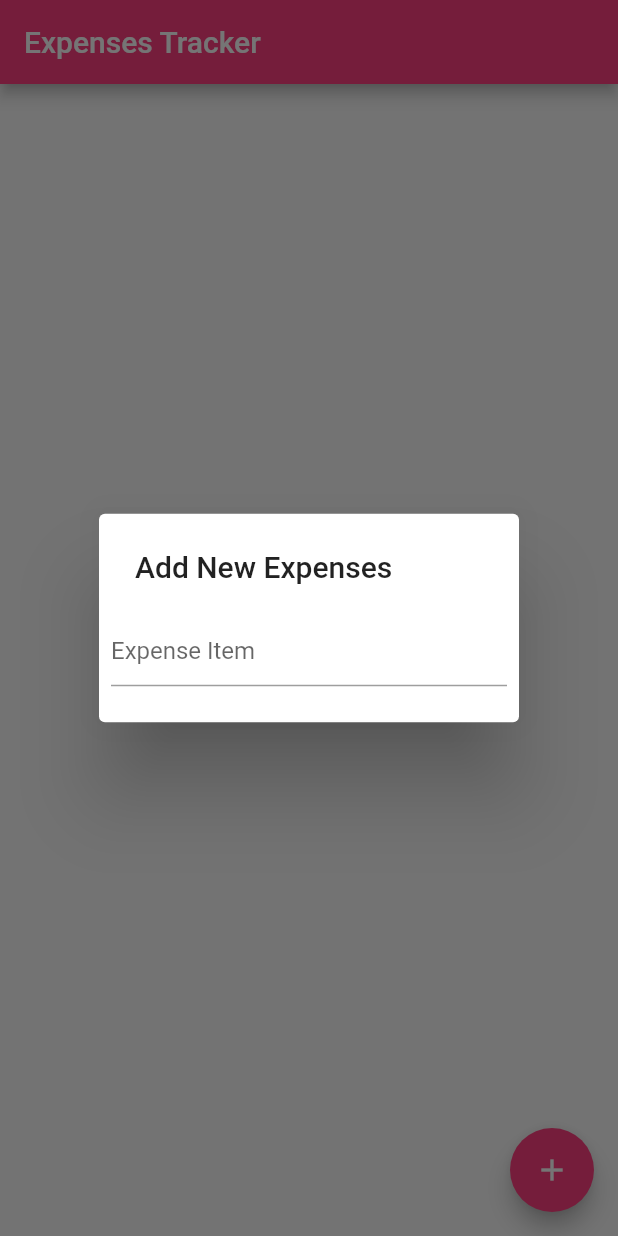
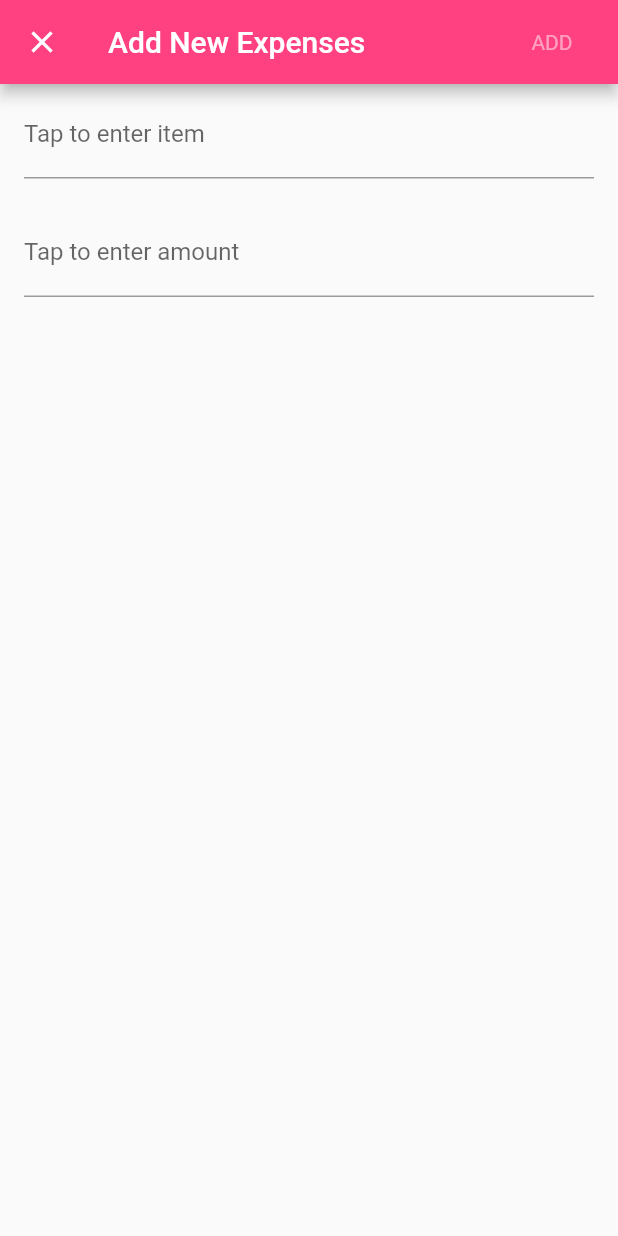
Before and after one commit to tattwei46/flutter_expenses_tracker, a Flutter app: the screen it shows after launch, after a tap on the "add" icon, on a phone screen of 412 x 824 dp. Run offline on Flutter 3.47's test engine with Material 2 defaults, Android fonts, the phone set to English and light mode, and no system bars.

Commit message:
FAB to show dialog for entering item and amount

```diff
--- a/lib/main.dart
+++ b/lib/main.dart
@@ -1,11 +1,9 @@
+import 'package:flutter/material.dart';
 import 'dart:async';
-
-import 'package:flutter/material.dart';
-import 'package:intl/intl.dart';
 
 void main() => runApp(new MyApp());
 
-class MyApp extends StatelessWidget{
+class MyApp extends StatelessWidget {
   @override
   Widget build(BuildContext context) {
     return new MaterialApp(
@@ -13,87 +11,143 @@ class MyApp extends StatelessWidget{
       theme: new ThemeData(
         primarySwatch: Colors.blue,
       ),
-      home: new MyHomePage(),
+      home: new MyHomePage(title: 'Expenses Tracker'),
     );
   }
 }
 
 class MyHomePage extends StatefulWidget {
+  MyHomePage({Key key, this.title}) : super(key: key);
+  final String title;
+
   @override
-  _MyHomePageState createState() => _MyHomePageState();
+  _MyHomePageState createState() => new _MyHomePageState();
 }
 
 class _MyHomePageState extends State<MyHomePage> {
-  int _total = 0;
-  var _now = new DateFormat.yMMMd().format(new DateTime.now());
-
-  void _addTotalExpenses() {
-    setState(() {
-      _total++;
-    });
-  }
-
-   void showAddExpensesDialog({ BuildContext context, Widget child }) {
-    showDialog(
-      context: context,
-      builder: (BuildContext context) => child,
-    );
-  }
+  List _items = [];
 
   @override
   Widget build(BuildContext context) {
     return new Scaffold(
       appBar: new AppBar(
-        title: new Text("Expenses Tracker"),
+        title: new Text(widget.title),
         backgroundColor: Colors.pinkAccent,
       ),
-      body: new Center(
-        child: new Column(
-          mainAxisAlignment: MainAxisAlignment.center,
+      body: new ListView.builder(
+        itemCount: _items.length,
+        itemBuilder: (BuildContext context, int position) {
+          //return new ListItem(_items[position]);
+          return getRow(position);
+        }),
+      floatingActionButton: new FloatingActionButton(
+        tooltip: 'Add Item',
+        backgroundColor: Colors.pinkAccent,
+        child: new Icon(Icons.add),
+        onPressed: () => _openDialogAddItem(),
+      ),
+    );
+  }
+
+  Widget getRow(int position) {
+    return new FlatButton(
+      child: new ListTile(
+        title: new Text(_items[position].text),
+        trailing: new Text(_items[position].number.toString()),
+      ),
+      onPressed: () {
+        setState(() {
+          _items.removeAt(position);
+        });
+      },
+    );
+  }
+
+  Future _openDialogAddItem() async {
+    ModelData data = await Navigator.of(context).push(
+      new MaterialPageRoute<ModelData>(
+        builder: (BuildContext context) {
+          return new DialogAddItem();
+        },
+        fullscreenDialog: true));
+
+    setState(() {
+      _items.add(data);
+    });
+  }
+}
+
+class DialogAddItem extends StatefulWidget {
+  @override
+  _DialogAddItemState createState() => new _DialogAddItemState();
+}
+
+class _DialogAddItemState extends State<DialogAddItem> {
+  bool _canSave = false;
+  ModelData _data = new ModelData.empty();
+
+  void _setCanSave(bool save) {
+    if (save != _canSave)
+      setState(() => _canSave = save);
+  }
+
+  @override
+  Widget build(BuildContext context) {
+    final ThemeData theme = Theme.of(context);
+
+    return new Scaffold(
+      appBar: new AppBar(
+          title: const Text('Add New Expenses'),
+          backgroundColor: Colors.pinkAccent,
+          actions: <Widget> [
+            new FlatButton(
+                child: new Text('ADD', style: theme.textTheme.body1.copyWith(color: _canSave ? Colors.white : new Color.fromRGBO(255, 255, 255, 0.5))),
+                onPressed: _canSave ? () { Navigator.of(context).pop(_data); } : null
+            )
+          ]
+      ),
+      body: new Form(
+        child: new ListView(
+          padding: const EdgeInsets.symmetric(vertical: 4.0, horizontal: 16.0),
           children: <Widget>[
-            new Text(
-              _now,
-              style: TextStyle(
-                fontSize: 22.0,
-                fontWeight: FontWeight.w300
+            new TextField(
+              decoration: const InputDecoration(
+                labelText: "Tap to enter item",
               ),
+              onChanged: (String value) {
+                _data.text = value;
+                _setCanSave(value.isNotEmpty);
+              },
             ),
-            new Text(
-              "\$$_total",
-              style: TextStyle(
-                fontSize: 30.0,
-                fontWeight: FontWeight.w300
-              ),),
-          ],
+            Padding(
+              padding: const EdgeInsets.fromLTRB(0.0,20.0,0.0,0.0),
+              child: new TextField(
+                decoration: const InputDecoration(
+                  labelText: "Tap to enter amount",
                 ),
-      ),
-      floatingActionButton: FloatingActionButton(
-        onPressed: () {
-              showAddExpensesDialog(
-                context: context,
-                child: new SimpleDialog(
-                  title: const Text(
-                    'Add New Expenses'),
-                  children: <Widget>[
-                    Padding(
-                      padding: const EdgeInsets.all(8.0),
-                      child: Column(
-                        children: <Widget>[
-                          TextField(
-                            decoration: InputDecoration(
-                              hintText: 'Expense Item'
+                keyboardType: TextInputType.number,
+                onChanged: (String value) {
+                  _data.number = int.parse(value);
+                  _setCanSave(value.isNotEmpty);
+                },
               ),
             )
-                        ],
+          ].toList(),
         ),
-                    )
-                  ],
-                )
-              );
-            },
-        child: new Icon(Icons.add),
-        backgroundColor: Colors.pinkAccent,
       ),
     );
   }
 }
+
+class ModelData
+{
+  String text;
+  int number;
+
+  ModelData(this.text, this.number);
+
+  ModelData.empty() {
+    text = "";
+    number = 0;
+  }
+}
--- a/pubspec.yaml
+++ b/pubspec.yaml
@@ -2,7 +2,6 @@ name: flutter_expenses_tracker
 description: A new Flutter project.
 
 dependencies:
-  intl: ^0.15.7
 
   flutter:
     sdk: flutter
```
Also changed, not shown: pubspec.lock. Lines whose indentation alone changed are shown as unchanged.
